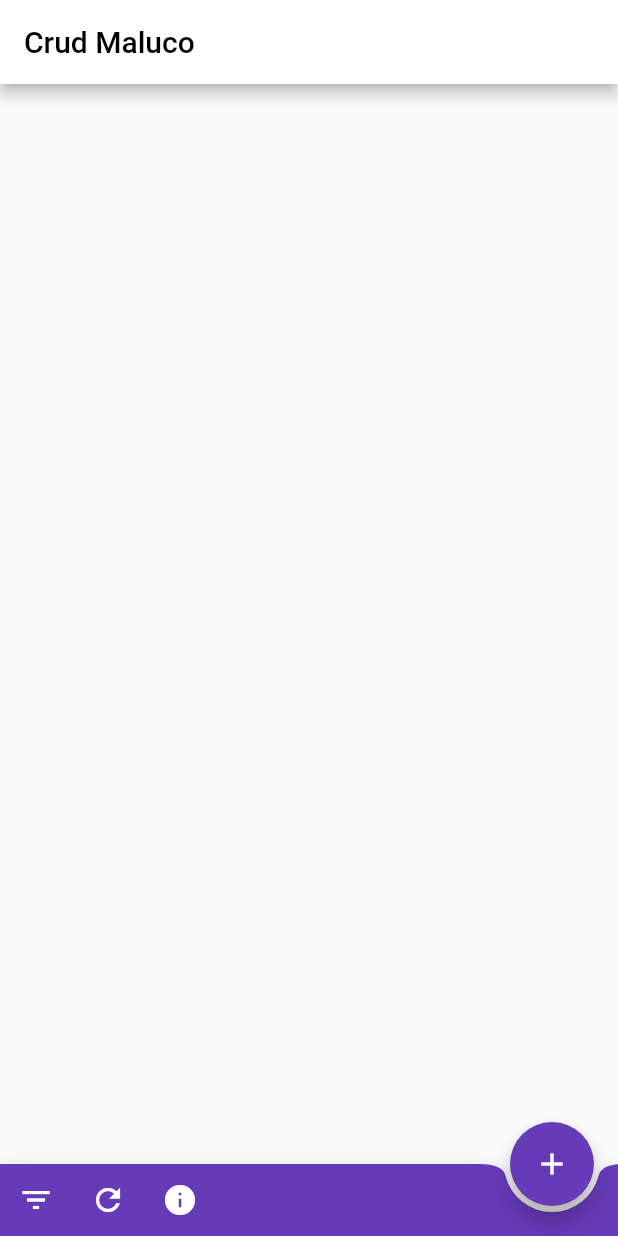
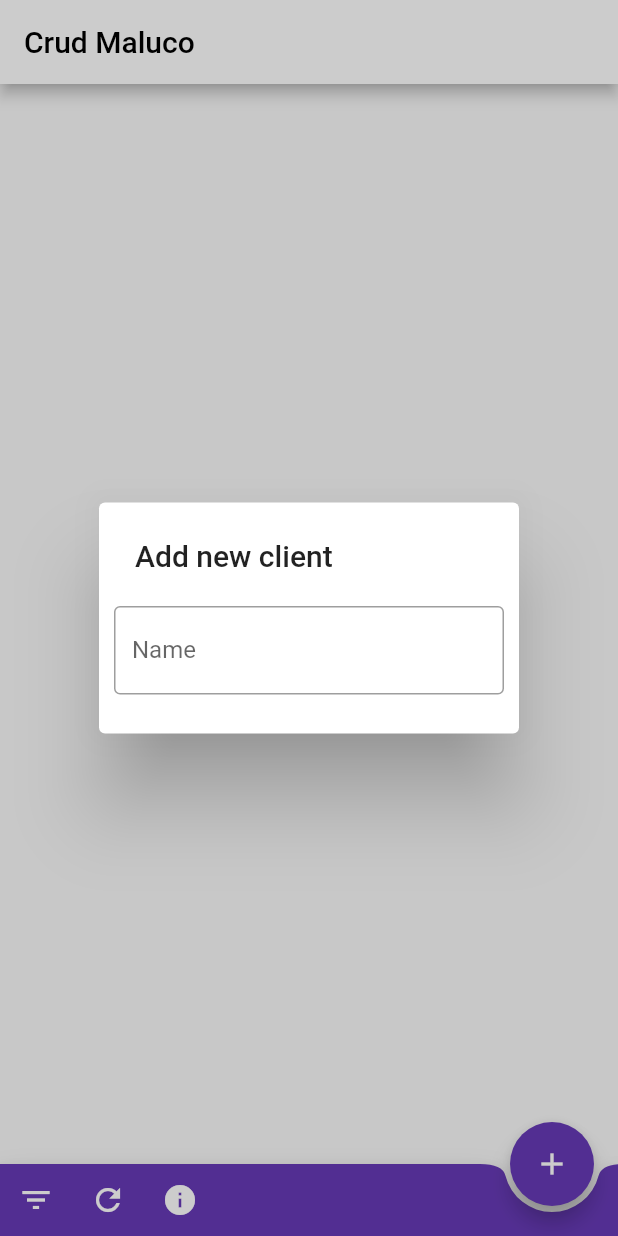
Before and after one commit to LucasPitol/CrudMaluco, a Flutter app: the screen it shows after launch, after a tap on the "add" icon, on a phone screen of 412 x 824 dp. Run offline on Flutter 3.47's test engine with Material 2 defaults, Android fonts, the phone set to English and light mode, and no system bars; our stand-ins replace cloud_firestore; accounts and stored records are empty.

Commit message:
CD-DEV-7 tarefa 2

```diff
--- /dev/null
+++ b/flutterApp/crud_maluco_app/lib/add_client_modal.dart
@@ -0,0 +1,26 @@
+import 'package:flutter/material.dart';
+
+class AddClientModal extends StatelessWidget {
+  @override
+  Widget build(BuildContext context) {
+    return Container(
+      alignment: Alignment.center,
+      child: SimpleDialog(
+        title: Text('Add new client'),
+        children: <Widget>[
+          Container(
+            margin: EdgeInsets.all(10),
+            child: TextField(
+              obscureText: true,
+              decoration: InputDecoration(
+                border: OutlineInputBorder(),
+                labelText: 'Name',
+              ),
+            ),
+          ),
+        ],
+      ),
+    );
+  }
+
+}
--- a/flutterApp/crud_maluco_app/lib/main.dart
+++ b/flutterApp/crud_maluco_app/lib/main.dart
@@ -1,8 +1,10 @@
 import 'package:cloud_firestore/cloud_firestore.dart';
 import 'package:crud_maluco_app/filter_component.dart';
 import 'package:crud_maluco_app/listagem_component.dart';
+import 'package:flutter/cupertino.dart';
 import 'package:flutter/material.dart';
 
+import 'add_client_modal.dart';
 import 'models/client_item.dart';
 
 // void main() => runApp(MyApp());
@@ -70,6 +72,15 @@ class _CDState extends State<MyApp> {
         });
   }
 
+  void _openAddClientModal() {
+    showCupertinoModalPopup(
+      context: context,
+      builder: (builder) {
+        return AddClientModal();
+      },
+    );
+  }
+
   @override
   Widget build(BuildContext context) {
     return MaterialApp(
@@ -91,7 +102,7 @@ class _CDState extends State<MyApp> {
             Icons.add,
             color: Colors.white,
           ),
-          onPressed: () {},
+          onPressed: _openAddClientModal,
         ),
         floatingActionButtonLocation: this._addFabLocation,
         bottomNavigationBar: this._buildBottomAppBar(context),
```
